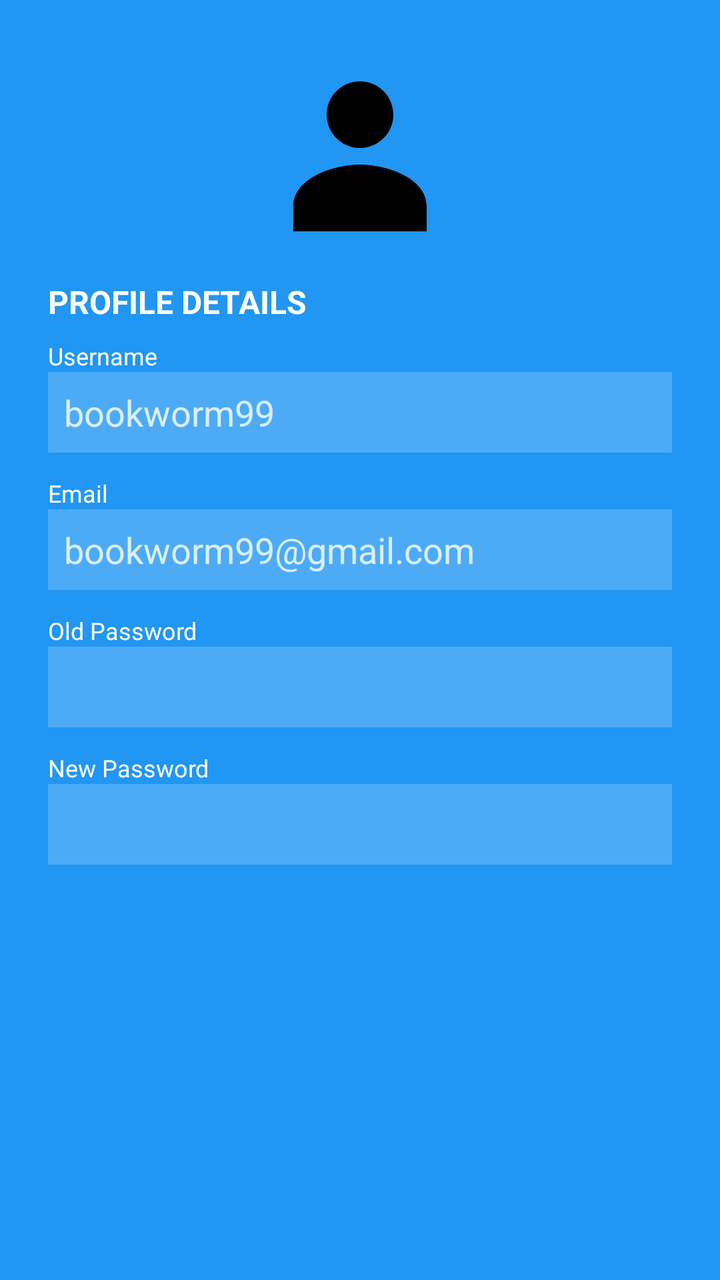
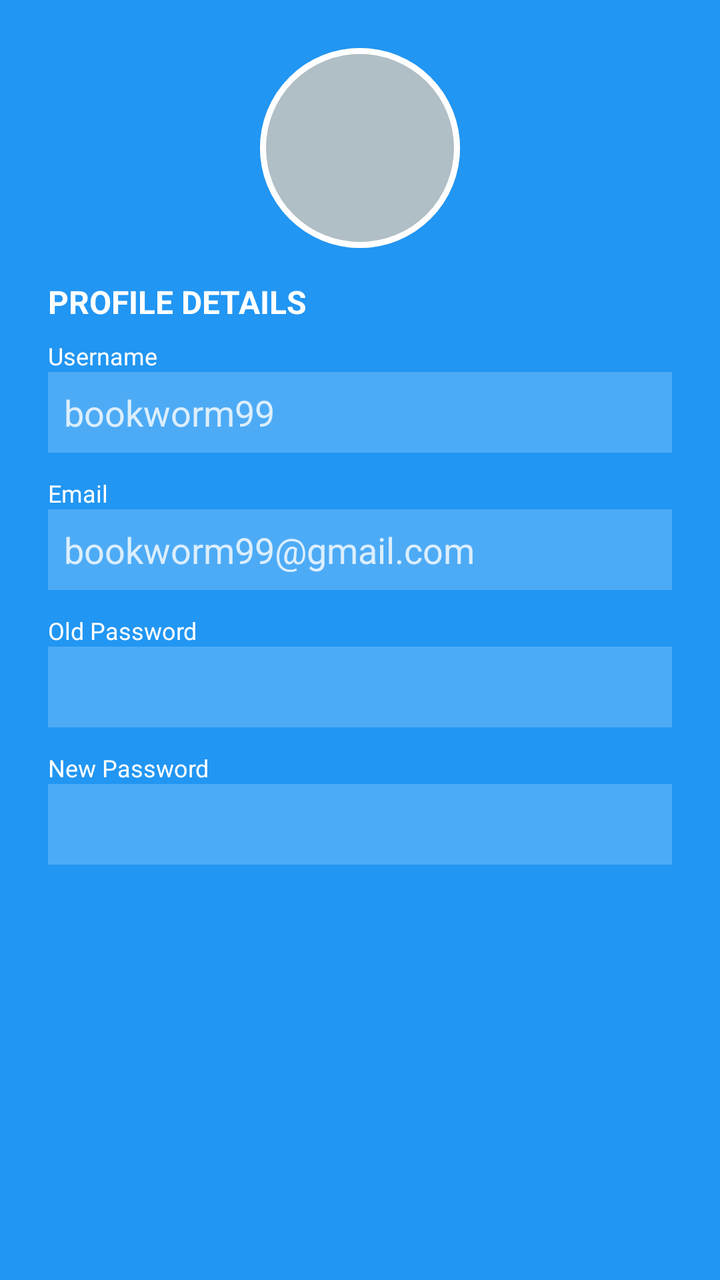

Two renders of the same Android screen: before a commit and after it. Below are the layout's source before the change and the commit's diff.
<!-- AndroidManifest.xml: application theme Theme.NguyenLuuTanSang_N22DCCN068 -->
<!-- res/layout/fragment_profile.xml -->
<?xml version="1.0" encoding="utf-8"?>
<ScrollView xmlns:android="http://schemas.android.com/apk/res/android"
    android:layout_width="match_parent"
    android:layout_height="match_parent"
    android:background="#2196F3">

    <LinearLayout
        android:layout_width="match_parent"
        android:layout_height="wrap_content"
        android:orientation="vertical"
        android:padding="24dp">

        <ImageView
            android:id="@+id/imgAvatar"
            android:layout_width="100dp"
            android:layout_height="100dp"
            android:layout_gravity="center"
            android:src="@drawable/ic_profile" />

        <TextView
            android:layout_width="match_parent"
            android:layout_height="wrap_content"
            android:text="PROFILE DETAILS"
            android:textColor="#FFFFFF"
            android:textStyle="bold"
            android:textSize="16sp"
            android:paddingTop="16dp"
            android:paddingBottom="8dp" />

        <TextView
            android:layout_width="match_parent"
            android:layout_height="wrap_content"
            android:text="Username"
            android:textColor="#FFFFFF"
            android:textSize="12sp" />

        <EditText
            android:id="@+id/edtUsername"
            android:layout_width="match_parent"
            android:layout_height="wrap_content"
            android:hint="bookworm99"
            android:textColorHint="#CCFFFFFF"
            android:textColor="#FFFFFF"
            android:background="#33FFFFFF"
            android:padding="8dp" />

        <TextView
            android:layout_width="match_parent"
            android:layout_height="wrap_content"
            android:text="Email"
            android:textColor="#FFFFFF"
            android:textSize="12sp"
            android:paddingTop="12dp" />

        <EditText
            android:id="@+id/edtEmail"
            android:layout_width="match_parent"
            android:layout_height="wrap_content"
            android:hint="bookworm99@gmail.com"
            android:textColorHint="#CCFFFFFF"
            android:textColor="#FFFFFF"
            android:background="#33FFFFFF"
            android:padding="8dp" />

        <TextView
            android:layout_width="match_parent"
            android:layout_height="wrap_content"
            android:text="Old Password"
            android:textColor="#FFFFFF"
            android:textSize="12sp"
            android:paddingTop="12dp" />

        <EditText
            android:id="@+id/edtOldPassword"
            android:layout_width="match_parent"
            android:layout_height="wrap_content"
            android:inputType="textPassword"
            android:textColor="#FFFFFF"
            android:background="#33FFFFFF"
            android:padding="8dp" />

        <TextView
            android:layout_width="match_parent"
            android:layout_height="wrap_content"
            android:text="New Password"
            android:textColor="#FFFFFF"
            android:textSize="12sp"
            android:paddingTop="12dp" />

        <EditText
            android:id="@+id/edtNewPassword"
            android:layout_width="match_parent"
            android:layout_height="wrap_content"
            android:inputType="textPassword"
            android:textColor="#FFFFFF"
            android:background="#33FFFFFF"
            android:padding="8dp" />
    </LinearLayout>
</ScrollView>
<!-- resources referenced by this layout -->
<resources>
  <!-- drawable ic_profile (drawable) -->
  <?xml version="1.0" encoding="utf-8"?>
  <vector xmlns:android="http://schemas.android.com/apk/res/android"
      android:width="24dp"
      android:height="24dp"
      android:viewportWidth="24"
      android:viewportHeight="24">
      <path
          android:fillColor="#000000"
          android:pathData="M12,12c2.21,0 4,-1.79 4,-4s-1.79,-4 -4,-4 -4,1.79 -4,4 1.79,4 4,4zM12,14c-3.33,0 -8,1.67 -8,5v3h16v-3c0,-3.33 -4.67,-5 -8,-5z" />
  </vector>
  <style name="Theme.NguyenLuuTanSang_N22DCCN068" parent="Base.Theme.NguyenLuuTanSang_N22DCCN068" />
  <style name="Base.Theme.NguyenLuuTanSang_N22DCCN068" parent="Theme.Material3.DayNight.NoActionBar">
          
          
      </style>
</resources>

<!-- the commit's change to res/layout/fragment_profile.xml (unified diff, before → after) -->
@@ -10,12 +10,22 @@
         android:orientation="vertical"
         android:padding="24dp">
 
-        <ImageView
-            android:id="@+id/imgAvatar"
+        <FrameLayout
             android:layout_width="100dp"
             android:layout_height="100dp"
-            android:layout_gravity="center"
-            android:src="@drawable/ic_profile" />
+            android:layout_gravity="center">
+
+            <ImageView
+                android:id="@+id/imgAvatar"
+                android:layout_width="100dp"
+                android:layout_height="100dp"
+                android:background="@drawable/avatar_placeholder" />
+
+            <View
+                android:layout_width="100dp"
+                android:layout_height="100dp"
+                android:background="@drawable/circle_border" />
+        </FrameLayout>
 
         <TextView
             android:layout_width="match_parent"
<!-- resource entries referenced after the edit -->
@@ -1,17 +1,21 @@
 <!-- resources referenced by this layout -->
 <resources>
-  <!-- drawable ic_profile (drawable) -->
+  <!-- drawable avatar_placeholder (drawable) -->
   <?xml version="1.0" encoding="utf-8"?>
-  <vector xmlns:android="http://schemas.android.com/apk/res/android"
-      android:width="24dp"
-      android:height="24dp"
-      android:viewportWidth="24"
-      android:viewportHeight="24">
-      <path
-          android:fillColor="#000000"
-          android:pathData="M12,12c2.21,0 4,-1.79 4,-4s-1.79,-4 -4,-4 -4,1.79 -4,4 1.79,4 4,4zM12,14c-3.33,0 -8,1.67 -8,5v3h16v-3c0,-3.33 -4.67,-5 -8,-5z" />
-  </vector>
+  <shape xmlns:android="http://schemas.android.com/apk/res/android"
+      android:shape="oval">
+      <solid android:color="#B0BEC5" />
+      <size android:width="100dp" android:height="100dp" />
+  </shape>
+  <!-- drawable circle_border (drawable) -->
+  <?xml version="1.0" encoding="utf-8"?>
+  <shape xmlns:android="http://schemas.android.com/apk/res/android"
+      android:shape="oval">
+      <stroke android:width="3dp" android:color="@color/white" />
+      <solid android:color="@android:color/transparent" />
+  </shape>
   <style name="Theme.NguyenLuuTanSang_N22DCCN068" parent="Base.Theme.NguyenLuuTanSang_N22DCCN068" />
+  <color name="white">#FFFFFFFF</color>
   <style name="Base.Theme.NguyenLuuTanSang_N22DCCN068" parent="Theme.Material3.DayNight.NoActionBar">
           
           
